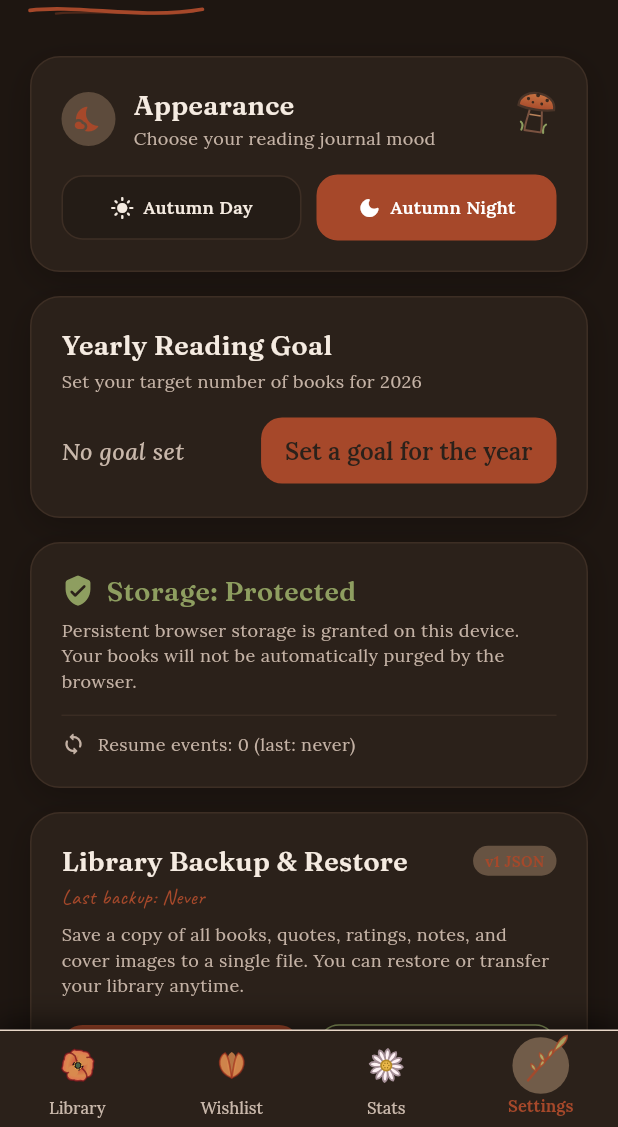
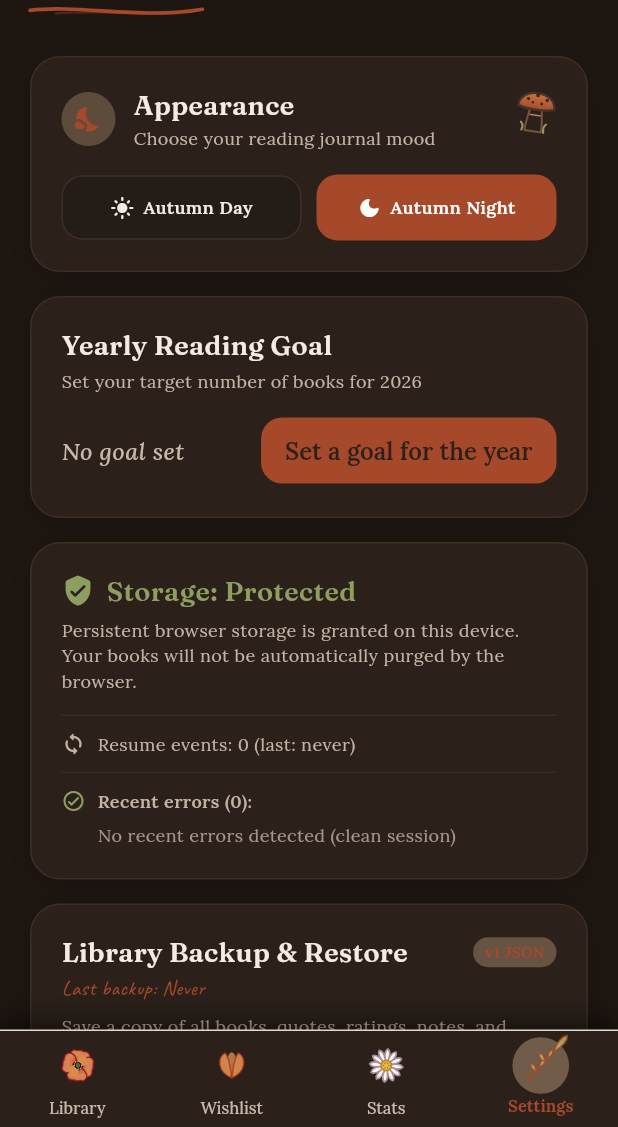
Before and after one commit to shivamboda/bookmark, a Flutter app: the screen it shows after launch, item 4 of the bottom bar chosen, on a phone screen of 412 x 824 dp, the part 109-1236 px from its top. Run offline on Flutter 3.47's test engine with Material 3 defaults, Android fonts, the phone set to English and light mode, and no system bars; our stand-ins replace fl_chart, flutter_riverpod, google_fonts, hive_ce_flutter, image_picker, web; missing offline and left inert: dart:js_interop; accounts and stored records are empty.

Commit message:
fix(ios): remove focus watchdog thrashing, add mounted guards and error logging

```diff
--- a/lib/core/widgets/apple_centered_field.dart
+++ b/lib/core/widgets/apple_centered_field.dart
@@ -55,12 +55,14 @@ class _AppleCenteredFieldState extends State<AppleCenteredField> {
     _scrollTimer?.cancel();
     _scrollTimer = Timer(widget.delay, () {
       if (mounted && _effectiveFocusNode.hasFocus) {
+        try {
           Scrollable.ensureVisible(
             context,
             alignment: 0.5, // 0.5 = Vertically centered in visible viewport
             duration: widget.scrollDuration,
             curve: widget.curve,
           );
+        } catch (_) {}
       }
     });
   }
@@ -149,12 +151,14 @@ class _AppleCenteredTextFormFieldState extends State<AppleCenteredTextFormField>
     _scrollTimer?.cancel();
     _scrollTimer = Timer(const Duration(milliseconds: 220), () {
       if (mounted) {
+        try {
           Scrollable.ensureVisible(
             context,
             alignment: 0.5, // Center vertically in viewport
             duration: const Duration(milliseconds: 320),
             curve: Curves.easeInOutCubic,
           );
+        } catch (_) {}
       }
     });
   }
--- a/lib/features/library/screens/add_edit_book_screen.dart
+++ b/lib/features/library/screens/add_edit_book_screen.dart
@@ -281,7 +281,7 @@ class _AddEditBookScreenState extends ConsumerState<AddEditBookScreen> {
       lastDate: DateTime.now().add(const Duration(days: 365)),
     );
 
-    if (picked != null) {
+    if (picked != null && mounted) {
       setState(() {
         if (isStart) {
           _startDate = picked;
@@ -448,7 +448,7 @@ class _AddEditBookScreenState extends ConsumerState<AddEditBookScreen> {
       },
     );
 
-    if (savedQuote != null) {
+    if (savedQuote != null && mounted) {
       setState(() {
         if (editIndex != null) {
           _quotes[editIndex] = savedQuote;
--- a/lib/features/library/screens/book_detail_screen.dart
+++ b/lib/features/library/screens/book_detail_screen.dart
@@ -1093,7 +1093,7 @@ class _StartReadingBottomSheetState extends State<_StartReadingBottomSheet> {
       firstDate: DateTime(1900),
       lastDate: DateTime(2100),
     );
-    if (picked != null) {
+    if (picked != null && mounted) {
       setState(() => onPicked(picked));
     }
   }
--- a/lib/features/library/screens/library_screen.dart
+++ b/lib/features/library/screens/library_screen.dart
@@ -26,6 +26,7 @@ import 'book_detail_screen.dart';
 import 'dart:convert';
 import 'package:intl/intl.dart';
 import '../../../services/backup_service.dart';
+import '../../../services/error_logger.dart';
 import '../../../services/storage_service.dart';
 import '../../../services/backup_transport.dart';
 
@@ -191,12 +192,92 @@ class _LibraryScreenState extends ConsumerState<LibraryScreen> with WidgetsBindi
   @override
   void didChangeAppLifecycleState(AppLifecycleState state) {
     if (state == AppLifecycleState.paused ||
-        state == AppLifecycleState.hidden ||
-        state == AppLifecycleState.inactive) {
+        state == AppLifecycleState.hidden) {
       _lastPauseTime = DateTime.now();
     } else if (state == AppLifecycleState.resumed) {
       _handleAppResume();
     }
+  }
+
+
+  Widget _buildErrorDiagnosticsSection() {
+    final errors = AppErrorLogger.recentErrors;
+    final timeFormat = DateFormat('HH:mm:ss');
+
+    return Column(
+      crossAxisAlignment: CrossAxisAlignment.start,
+      children: [
+        Row(
+          children: [
+            Icon(
+              errors.isEmpty ? Icons.check_circle_outline_rounded : Icons.warning_amber_rounded,
+              size: 16,
+              color: errors.isEmpty ? FloralPalette.sageGreenDark : FloralPalette.deepRose,
+            ),
+            const SizedBox(width: 8),
+            Expanded(
+              child: Text(
+                'Recent errors (${errors.length}):',
+                key: const ValueKey('recent_errors_diagnostics_title'),
+                style: JournalTypography.bodySmall(
+                  color: FloralPalette.mutedCharcoal,
+                ).copyWith(fontWeight: FontWeight.w600),
+              ),
+            ),
+          ],
+        ),
+        const SizedBox(height: 6),
+        if (errors.isEmpty)
+          Padding(
+            padding: const EdgeInsets.only(left: 24),
+            child: Text(
+              'No recent errors detected (clean session)',
+              key: const ValueKey('recent_errors_empty_text'),
+              style: JournalTypography.bodySmall(
+                color: FloralPalette.mutedCharcoal.withValues(alpha: 0.8),
+              ),
+            ),
+          )
+        else
+          ...errors.map((e) => Container(
+                key: const ValueKey('recent_error_entry_container'),
+                margin: const EdgeInsets.only(top: 6),
+                padding: const EdgeInsets.all(8),
+                decoration: BoxDecoration(
+                  color: FloralPalette.petalWhite,
+                  borderRadius: BorderRadius.circular(8),
+                  border: Border.all(color: FloralPalette.cardBorder),
+                ),
+                child: Column(
+                  crossAxisAlignment: CrossAxisAlignment.start,
+                  children: [
+                    Text(
+                      '[${timeFormat.format(e.timestamp)}] ${e.message}',
+                      key: const ValueKey('recent_error_entry_msg'),
+                      style: const TextStyle(
+                        fontFamily: 'monospace',
+                        fontSize: 11,
+                        color: Color(0xFF8B2500),
+                        fontWeight: FontWeight.w600,
+                      ),
+                    ),
+                    if (e.stackPreview.isNotEmpty) ...[
+                      const SizedBox(height: 2),
+                      Text(
+                        e.stackPreview,
+                        key: const ValueKey('recent_error_entry_stack'),
+                        style: TextStyle(
+                          fontFamily: 'monospace',
+                          fontSize: 10,
+                          color: FloralPalette.mutedCharcoal,
+                        ),
+                      ),
+                    ],
+                  ],
+                ),
+              )),
+      ],
+    );
   }
 
   void _handleAppResume() {
@@ -223,9 +304,9 @@ class _LibraryScreenState extends ConsumerState<LibraryScreen> with WidgetsBindi
       } catch (_) {}
     }
 
-    // 2. Force immediate frame warm up to wake up WebKit compositor
+    // 2. Safely request visual update to wake up WebKit compositor
     try {
-      WidgetsBinding.instance.scheduleWarmUpFrame();
+      WidgetsBinding.instance.ensureVisualUpdate();
     } catch (_) {}
 
     // 3. Lightweight recovery after long background (> 5 minutes)
@@ -936,10 +1017,12 @@ class _LibraryScreenState extends ConsumerState<LibraryScreen> with WidgetsBindi
       ref.invalidate(booksProvider);
       ref.invalidate(yearlyGoalProvider);
 
-      setState(() {
-        _lastBackupDate = DateTime.now();
-        _isBackupBannerDismissed = true;
-      });
+      if (mounted) {
+        setState(() {
+          _lastBackupDate = DateTime.now();
+          _isBackupBannerDismissed = true;
+        });
+      }
 
       if (context.mounted) {
         ScaffoldMessenger.of(context).showSnackBar(
@@ -1793,6 +1876,10 @@ class _LibraryScreenState extends ConsumerState<LibraryScreen> with WidgetsBindi
                               ),
                             ],
                           ),
+                          const SizedBox(height: 10),
+                          Divider(height: 1, thickness: 0.8, color: FloralPalette.cardBorder),
+                          const SizedBox(height: 10),
+                          _buildErrorDiagnosticsSection(),
                         ],
                       ),
                     ),
--- /dev/null
+++ b/lib/services/error_logger.dart
@@ -0,0 +1,56 @@
+import 'package:flutter/foundation.dart';
+
+/// Single logged application error for on-device diagnostics.
+class AppErrorEntry {
+  final DateTime timestamp;
+  final String message;
+  final String stackPreview;
+
+  const AppErrorEntry({
+    required this.timestamp,
+    required this.message,
+    required this.stackPreview,
+  });
+}
+
+/// Global in-memory error recorder for the Diagnostics screen.
+/// Retains the last 5 uncaught errors so users can report issues directly.
+class AppErrorLogger {
+  AppErrorLogger._();
+
+  static const int maxErrors = 5;
+  static final List<AppErrorEntry> _recentErrors = [];
+
+  static List<AppErrorEntry> get recentErrors => List.unmodifiable(_recentErrors);
+
+  static void recordError(Object error, StackTrace? stack, {String? context}) {
+    final prefix = context != null ? '[$context] ' : '';
+    final msg = '$prefix$error';
+
+    final stackLines = (stack?.toString() ?? '')
+        .split('\n')
+        .where((l) =>
+            l.trim().isNotEmpty &&
+            !l.contains('dart-sdk') &&
+            !l.contains('package:stack_trace'))
+        .take(2)
+        .map((l) => l.trim())
+        .join(' \n');
+
+    final entry = AppErrorEntry(
+      timestamp: DateTime.now(),
+      message: msg.length > 250 ? '${msg.substring(0, 250)}...' : msg,
+      stackPreview: stackLines.isNotEmpty ? stackLines : 'No stack frame available',
+    );
+
+    _recentErrors.insert(0, entry);
+    if (_recentErrors.length > maxErrors) {
+      _recentErrors.removeLast();
+    }
+  }
+
+  @visibleForTesting
+  static void clearForTest() {
+    _recentErrors.clear();
+  }
+}
```
Also changed, not shown: lib/main.dart (+17 -0 lines), 2 other files. Lines whose indentation alone changed are shown as unchanged.
